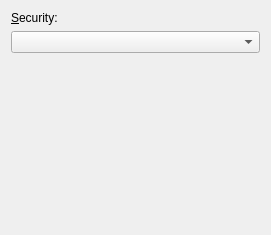
The window that libs/ui/security/802_11_wireless_security.ui (KDE/networkmanagement) describes before a commit, drawn with Qt 5.
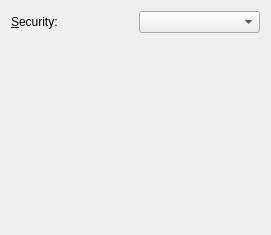
The same window after the commit. Custom widgets are drawn as their Qt base class.

Commit message: GUI: Changing label alignment, capitalization and ':' according to http://techbase.kde.org/Projects/Usability/HIG. CCMAIL: wstephenson@kde.org

Patch:
```diff
--- a/libs/ui/security/802_11_wireless_security.ui
+++ b/libs/ui/security/802_11_wireless_security.ui
@@ -14,8 +14,10 @@
   </property>
   <layout class="QVBoxLayout" name="verticalLayout_5" >
    <item>
-    <widget class="QLabel" name="label" >
-     <property name="text" >
+    <layout class="QHBoxLayout" name="horizontalLayout">
+     <item>
+      <widget class="QLabel" name="label">
+       <property name="text">
       <string>&amp;Security:</string>
      </property>
      <property name="buddy" >
@@ -24,12 +26,14 @@
     </widget>
    </item>
    <item>
-    <widget class="KComboBox" name="cmbType" />
+      <widget class="KComboBox" name="cmbType"/>
+     </item>
+    </layout>
    </item>
    <item>
-    <widget class="QStackedWidget" name="stackedWidget" >
-     <widget class="QWidget" name="" >
-      <layout class="QVBoxLayout" name="verticalLayout_2" />
+    <widget class="QStackedWidget" name="stackedWidget">
+     <widget class="QWidget" name="widget">
+      <layout class="QVBoxLayout" name="verticalLayout_2"/>
      </widget>
     </widget>
    </item>
```
Left out of the diff: 13 changed lines with no effect on the pictures. Lines whose indentation alone changed are shown as unchanged. The commit also changes 20 other files.
